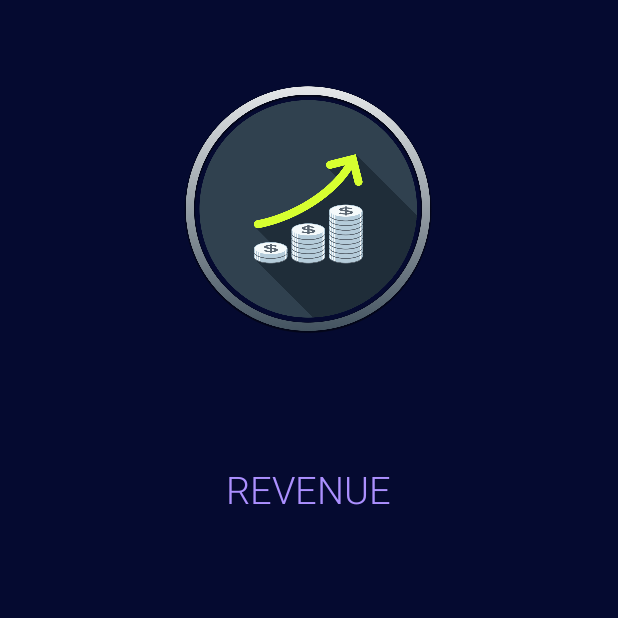
After one commit to KavinTheG/FinanceOverview, an Android app: the GeneralOverview screen opened directly, with no data from a screen before it, on a phone screen of 412 x 824 dp, the top half of it. The commit adds this screen. Run offline under Robolectric (Android 15) with nearby library versions, the phone set to English and light mode, and no system bars.

Commit message:
Added a slide function. This will allow user to slide from Revenue page to Expenses Page

```diff
--- a/app/src/main/AndroidManifest.xml
+++ b/app/src/main/AndroidManifest.xml
@@ -10,11 +10,14 @@
         android:supportsRtl="true"
         android:theme="@style/Theme.FinanceOverview">
         <activity
+            android:name=".GeneralOverview"
+            android:exported="true" />
+        <activity
             android:name=".Expenses"
-            android:exported="true"/>
+            android:exported="true" />
         <activity
             android:name=".Revenue"
-            android:exported="true"/>
+            android:exported="true" />
         <activity
             android:name=".MainActivity"
             android:exported="true">
--- /dev/null
+++ b/app/src/main/java/com/example/financeoverview/GeneralOverview.java
@@ -0,0 +1,28 @@
+package com.example.financeoverview;
+
+import androidx.appcompat.app.AppCompatActivity;
+import androidx.recyclerview.widget.RecyclerView;
+import androidx.viewpager.widget.ViewPager;
+
+import android.os.Bundle;
+import android.view.View;
+import android.widget.LinearLayout;
+
+public class GeneralOverview extends AppCompatActivity {
+
+    private ViewPager mSlideViewPager;
+
+    private SliderAdapter sliderAdapter;
+    @Override
+    protected void onCreate(Bundle savedInstanceState) {
+        super.onCreate(savedInstanceState);
+        setContentView(R.layout.activity_general_overview);
+
+        mSlideViewPager = (ViewPager) findViewById(R.id.slideViewPager);
+
+        sliderAdapter = new SliderAdapter(this);
+
+        mSlideViewPager.setAdapter(sliderAdapter);
+
+    }
+}
--- a/app/src/main/java/com/example/financeoverview/MainActivity.java
+++ b/app/src/main/java/com/example/financeoverview/MainActivity.java
@@ -21,7 +21,7 @@ public class MainActivity extends AppCompatActivity {
         loginBtn.setOnClickListener(new View.OnClickListener() {
             @Override
             public void onClick(View view) {
-                Intent intent = new Intent(MainActivity.this, Expenses.class);
+                Intent intent = new Intent(MainActivity.this, GeneralOverview.class);
                 startActivity(intent);
             }
         });
--- /dev/null
+++ b/app/src/main/java/com/example/financeoverview/RecyclerViewAdapter.java
@@ -0,0 +1,46 @@
+package com.example.financeoverview;
+
+import android.content.Context;
+import android.view.View;
+import android.view.ViewGroup;
+
+import androidx.annotation.NonNull;
+import androidx.recyclerview.widget.RecyclerView;
+
+public class RecyclerViewAdapter extends RecyclerView.Adapter<RecyclerViewAdapter.MyViewHolder> {
+
+    Context ct;
+    String s1[];
+    String s2[];
+
+    public RecyclerViewAdapter(Context ct, String s1[], String s2[]) {
+
+        this.ct = ct;
+        this.s1 = s1;
+        this.s2 = s2;
+
+    }
+
+    @NonNull
+    @Override
+    public MyViewHolder onCreateViewHolder(@NonNull ViewGroup parent, int viewType) {
+        return null;
+    }
+
+    @Override
+    public void onBindViewHolder(@NonNull MyViewHolder holder, int position) {
+
+    }
+
+    @Override
+    public int getItemCount() {
+        return 0;
+    }
+
+    public class MyViewHolder extends RecyclerView.ViewHolder {
+
+        public MyViewHolder(@NonNull View itemView) {
+            super(itemView);
+        }
+    }
+}
--- /dev/null
+++ b/app/src/main/java/com/example/financeoverview/SliderAdapter.java
@@ -0,0 +1,65 @@
+package com.example.financeoverview;
+
+import android.content.Context;
+import android.view.LayoutInflater;
+import android.view.View;
+import android.view.ViewGroup;
+import android.widget.ImageView;
+import android.widget.TextView;
+
+import androidx.annotation.NonNull;
+import androidx.constraintlayout.widget.ConstraintLayout;
+import androidx.viewpager.widget.PagerAdapter;
+
+public class SliderAdapter extends PagerAdapter {
+
+    Context context;
+    LayoutInflater layoutInflater;
+
+    public SliderAdapter(Context context) {
+        this.context = context;
+    }
+
+    public int[] slide_images = {
+            R.drawable.revenue,
+            R.drawable.expenses_icon
+    };
+
+    public String[] slide_headings = {
+            "REVENUE",
+            "EXPENSE"
+    };
+
+    @Override
+    public int getCount() {
+        return slide_headings.length;
+    }
+
+    @Override
+    public boolean isViewFromObject(@NonNull View view, @NonNull Object object) {
+        return view == (ConstraintLayout) object;
+    }
+
+    @NonNull
+    @Override
+    public Object instantiateItem(@NonNull ViewGroup container, int position) {
+        layoutInflater = (LayoutInflater) context.getSystemService(context.LAYOUT_INFLATER_SERVICE);
+        View view = layoutInflater.inflate(R.layout.overview_slide_layout, container, false);
+
+        ImageView slideImageView = view.findViewById(R.id.slide_image);
+        TextView slideHeading = view.findViewById(R.id.heading);
+
+        slideImageView.setImageResource(slide_images[position]);
+        slideHeading.setText(slide_headings[position]);
+
+        container.addView(view);
+
+        return  view;
+    }
+
+
+    @Override
+    public void destroyItem(@NonNull ViewGroup container, int position, @NonNull Object object) {
+        container.removeView((ConstraintLayout) object);
+    }
+}
--- /dev/null
+++ b/app/src/main/res/layout/activity_general_overview.xml
@@ -0,0 +1,16 @@
+<?xml version="1.0" encoding="utf-8"?>
+<androidx.constraintlayout.widget.ConstraintLayout xmlns:android="http://schemas.android.com/apk/res/android"
+    xmlns:app="http://schemas.android.com/apk/res-auto"
+    xmlns:tools="http://schemas.android.com/tools"
+    android:layout_width="match_parent"
+    android:layout_height="match_parent"
+    android:background="#050A30"
+    tools:context=".GeneralOverview">
+
+    <androidx.viewpager.widget.ViewPager
+        android:id="@+id/slideViewPager"
+        android:layout_width="match_parent"
+        android:layout_height="match_parent">
+    </androidx.viewpager.widget.ViewPager>
+
+</androidx.constraintlayout.widget.ConstraintLayout>
--- /dev/null
+++ b/app/src/main/res/layout/overview_slide_layout.xml
@@ -0,0 +1,44 @@
+<?xml version="1.0" encoding="utf-8"?>
+<androidx.constraintlayout.widget.ConstraintLayout xmlns:android="http://schemas.android.com/apk/res/android"
+    xmlns:app="http://schemas.android.com/apk/res-auto"
+    xmlns:tools="http://schemas.android.com/tools"
+    android:background="#050A30"
+    android:layout_width="match_parent"
+    android:layout_height="match_parent">
+
+    <ImageView
+        android:id="@+id/slide_image"
+        android:layout_width="168dp"
+        android:layout_height="167dp"
+        android:layout_marginTop="56dp"
+        app:layout_constraintEnd_toEndOf="parent"
+        app:layout_constraintHorizontal_bias="0.497"
+        app:layout_constraintStart_toStartOf="parent"
+        app:layout_constraintTop_toTopOf="parent"
+        tools:srcCompat="@drawable/revenue" />
+
+    <androidx.recyclerview.widget.RecyclerView
+        android:id="@+id/recyclerView"
+        android:layout_width="340dp"
+        android:layout_height="320dp"
+        android:layout_marginBottom="76dp"
+        app:layout_constraintBottom_toBottomOf="parent"
+        app:layout_constraintEnd_toEndOf="parent"
+        app:layout_constraintHorizontal_bias="0.492"
+        app:layout_constraintStart_toStartOf="parent" />
+
+    <TextView
+        android:id="@+id/heading"
+        android:layout_width="wrap_content"
+        android:layout_height="wrap_content"
+        android:fontFamily="sans-serif-light"
+        android:text="HEADING"
+        android:textColor="#AC90FF"
+        android:textSize="25sp"
+        app:layout_constraintBottom_toTopOf="@+id/recyclerView"
+        app:layout_constraintEnd_toEndOf="parent"
+        app:layout_constraintHorizontal_bias="0.498"
+        app:layout_constraintStart_toStartOf="parent"
+        app:layout_constraintTop_toBottomOf="@+id/slide_image" />
+
+</androidx.constraintlayout.widget.ConstraintLayout>
```
Also changed, not shown: app/src/main/res/drawable-v24/revenue.png (added), app/src/main/res/drawable/expenses_icon.png (added), app/src/main/res/drawable/money_bag.jpg (deleted).
